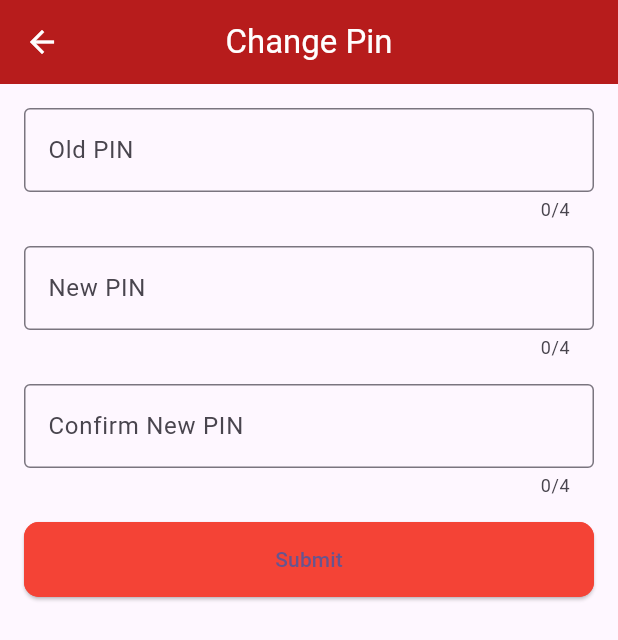
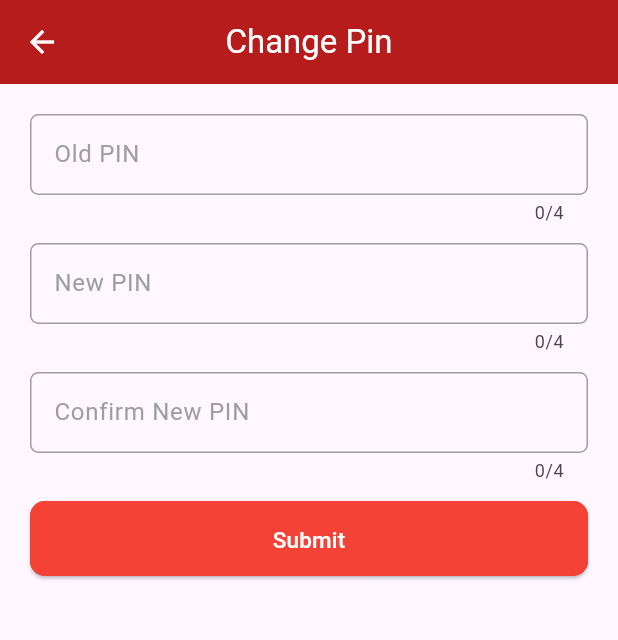
Before and after one commit to hyzic23/etoken, a Flutter app: the ChangePin screen opened directly, on a phone screen of 412 x 824 dp. Shown: the top 640 px of the screen. Run offline on Flutter 3.47's test engine with Material 2 defaults, Android fonts, the phone set to English and light mode, and no system bars.

Commit message:
Added styling for change pin screen

```diff
--- a/lib/screens/change_pin.dart
+++ b/lib/screens/change_pin.dart
@@ -41,26 +41,31 @@ class _ChangePinWidgetState extends State<ChangePinWidget> {
 
   @override
   Widget build(BuildContext context) {
-    return Form(
+    return Padding(
+      padding: const EdgeInsets.all(20),
+      child: Container(
+        width: double.infinity,
+        child: Form(
           key: formKey,
-      child: ListView(
-        padding: const EdgeInsets.all(16),
+          child: Column(
+            mainAxisAlignment: MainAxisAlignment.start,
             children: [
-          oldPinText(),
+              Container(height: 70, child: oldPinText()),
               const SizedBox(height: 16),
-          newPinText(),
+              Container(height: 70, child: newPinText()),
               const SizedBox(height: 16),
-          confirmNewPinText(),
+              Container(height: 70, child: confirmNewPinText()),
               const SizedBox(height: 16),
-          buildSubmit()
+              SizedBox(height: 50, width: 400, child: buildSubmit()),
             ],
+          ),
+        ),
       ),
     );
   }
 
   Widget oldPinText() => TextFormFieldWidget(
         controller: oldPin,
-        //obscureText: false,
         labelText: 'Old PIN',
         keyboardType: TextInputType.number,
         hintText: 'Old PIN',
@@ -119,7 +124,6 @@ class _ChangePinWidgetState extends State<ChangePinWidget> {
           final isValid = formKey.currentState!.validate();
           if (isValid) {
             formKey.currentState!.save();
-
             final message =
                 'OldPin: ${oldPin.text} \nNewPin: ${newPin.text} \nConfrimNewPin: ${confirmNewPin.text}';
             final snackBar = SnackBar(
--- a/lib/widgets/button_widget.dart
+++ b/lib/widgets/button_widget.dart
@@ -24,10 +24,9 @@ class ButtonWidget extends StatelessWidget {
                     side: const BorderSide(color: Colors.red)))),
         child: Text(
           text,
-          style: const TextStyle(
-            fontSize: 14,
-            //   //color: Theme.of(context).primaryColor,
-          ),
+          style: const TextStyle(fontSize: 15, color: Colors.white
+              //   //color: Theme.of(context).primaryColor,
+              ),
         ));
   }
 }
--- a/lib/widgets/text_form_field_widget.dart
+++ b/lib/widgets/text_form_field_widget.dart
@@ -36,13 +36,18 @@ class TextFormFieldWidget extends StatelessWidget {
         hintText: hintText,
         hintStyle: const TextStyle(color: Colors.white),
         label: Text(labelText),
+        labelStyle: const TextStyle(color: Colors.grey),
         border: const OutlineInputBorder(),
+        enabledBorder: OutlineInputBorder(
+            borderSide: const BorderSide(color: Colors.grey),
+            borderRadius: BorderRadius.circular(5.5)),
         focusedBorder: const OutlineInputBorder(
           //borderRadius: BorderRadius.circular(12),
-          borderSide: BorderSide(color: Colors.black),
+          borderSide: BorderSide(color: Colors.grey),
         ),
-        // labelStyle: const TextStyle(
-        //   color: ,
+        // prefixIcon: Icon(
+        //   Icons.person,
+        //   color: Colors.amber,
         // )
       ),
       //obscureText: obscureText = false,
```
Lines whose indentation alone changed are shown as unchanged.
